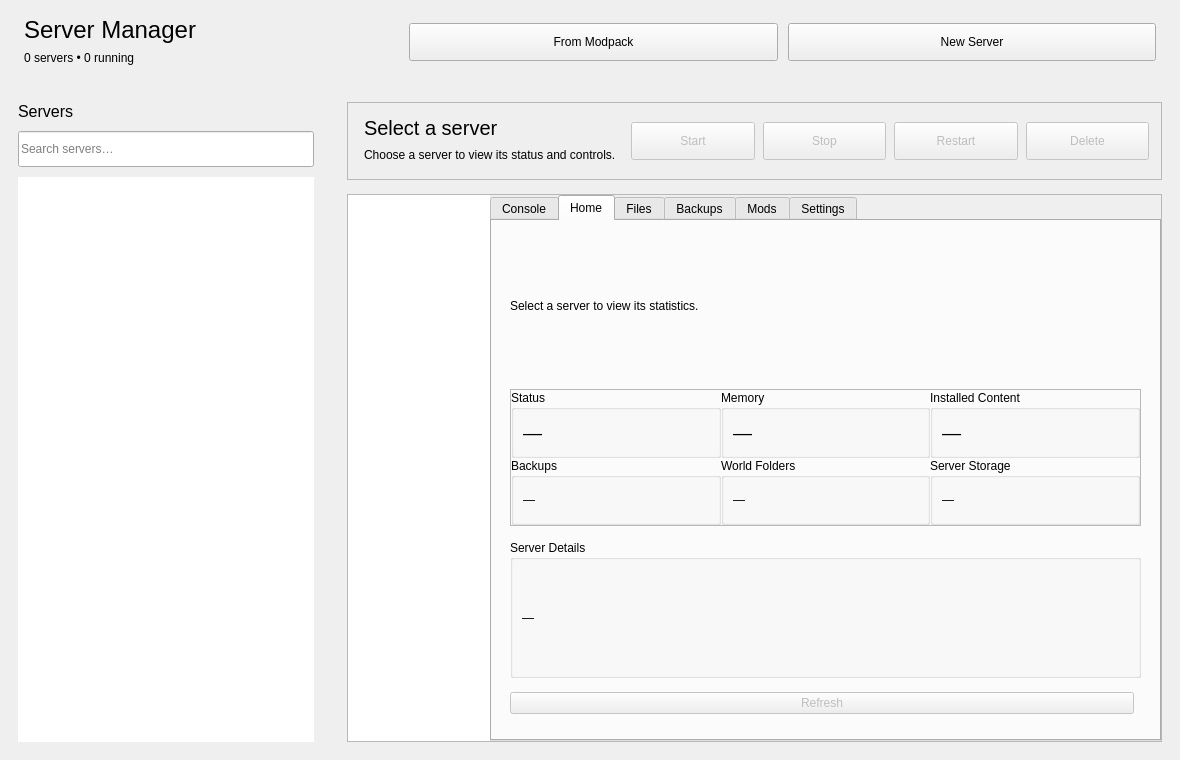
Old version of the form launcher/ui/pages/server/ServerListPage.ui in the repository Jom3a-J/J-Launcher-Minecraft.
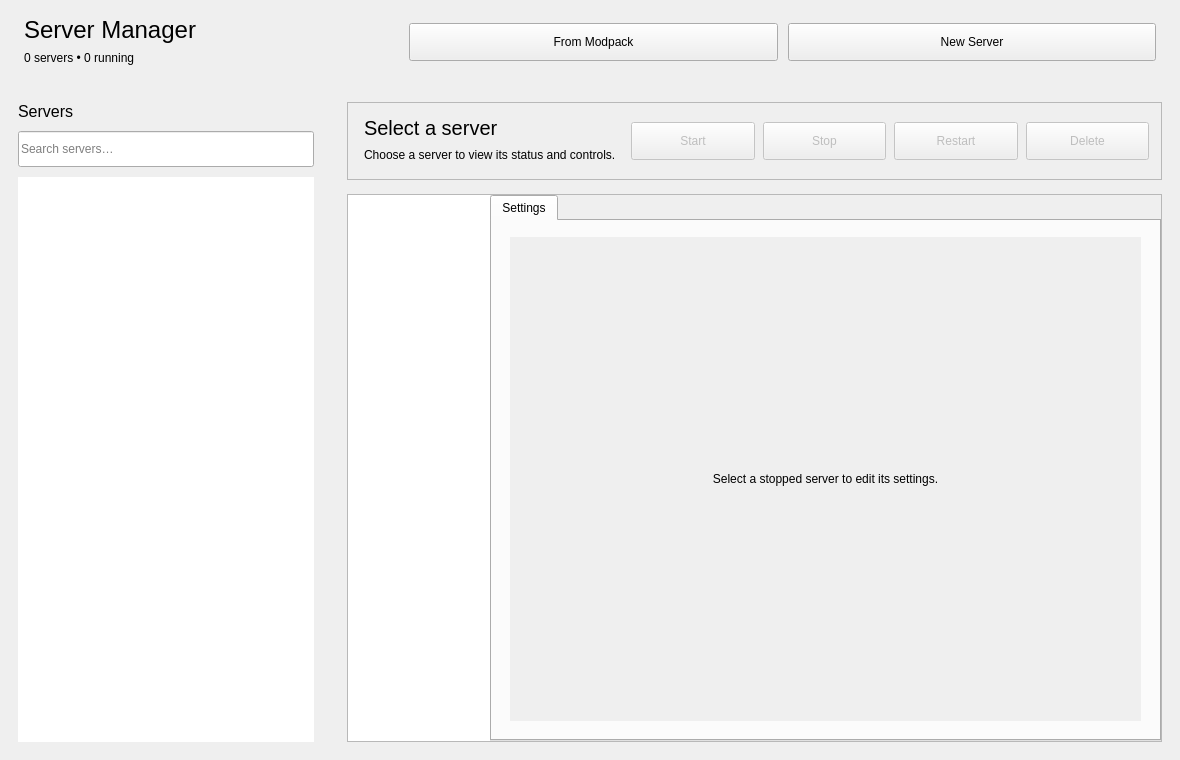
New version of the form.

Commit message: Give every Server Manager tab its own class

```diff
--- a/launcher/ui/pages/server/ServerListPage.ui
+++ b/launcher/ui/pages/server/ServerListPage.ui
@@ -171,69 +171,6 @@
          <property name="documentMode"><bool>false</bool></property>
          <property name="usesScrollButtons"><bool>true</bool></property>
          <property name="iconSize"><size><width>18</width><height>18</height></size></property>
-         <widget class="QWidget" name="consoleTab">
-          <attribute name="title"><string>Console</string></attribute>
-          <layout class="QVBoxLayout" name="consoleTabLayout">
-           <property name="spacing"><number>10</number></property>
-           <property name="leftMargin"><number>18</number></property><property name="topMargin"><number>16</number></property><property name="rightMargin"><number>18</number></property><property name="bottomMargin"><number>18</number></property>
-           <item><widget class="QPlainTextEdit" name="consoleOutput"><property name="readOnly"><bool>true</bool></property><property name="font"><font><family>Courier New</family><pointsize>9</pointsize></font></property></widget></item>
-           <item><layout class="QHBoxLayout" name="commandLayout"><property name="spacing"><number>8</number></property><item><widget class="QLineEdit" name="commandInput"><property name="minimumSize"><size><width>0</width><height>36</height></size></property><property name="placeholderText"><string>Enter a server command…</string></property></widget></item><item><widget class="QPushButton" name="sendCommandButton"><property name="minimumSize"><size><width>76</width><height>36</height></size></property><property name="text"><string>Send</string></property><property name="enabled"><bool>false</bool></property></widget></item></layout></item>
-          </layout>
-         </widget>
-         <widget class="QWidget" name="overviewTab">
-          <attribute name="title"><string>Home</string></attribute>
-          <layout class="QVBoxLayout" name="overviewTabLayout">
-           <property name="spacing"><number>14</number></property>
-           <property name="leftMargin"><number>18</number></property><property name="topMargin"><number>16</number></property><property name="rightMargin"><number>18</number></property><property name="bottomMargin"><number>18</number></property>
-           <item><widget class="QLabel" name="overviewInfoLabel"><property name="text"><string>Select a server to view its statistics.</string></property><property name="wordWrap"><bool>true</bool></property></widget></item>
-           <item>
-            <widget class="QFrame" name="overviewMetricsPanel">
-             <property name="frameShape"><enum>QFrame::StyledPanel</enum></property>
-             <layout class="QGridLayout" name="overviewStatsGrid">
-              <property name="horizontalSpacing"><number>0</number></property><property name="verticalSpacing"><number>0</number></property>
-              <property name="leftMargin"><number>0</number></property><property name="topMargin"><number>0</number></property><property name="rightMargin"><number>0</number></property><property name="bottomMargin"><number>0</number></property>
-              <item row="0" column="0"><widget class="QGroupBox" name="overviewStatusCard"><property name="title"><string>Status</string></property><layout class="QVBoxLayout" name="overviewStatusCardLayout"><item><widget class="QLabel" name="overviewStatusValue"><property name="text"><string>—</string></property><property name="alignment"><set>Qt::AlignLeft|Qt::AlignVCenter</set></property><property name="font"><font><pointsize>14</pointsize><weight>700</weight><bold>true</bold></font></property></widget></item></layout></widget></item>
-              <item row="0" column="1"><widget class="QGroupBox" name="overviewMemoryCard"><property name="title"><string>Memory</string></property><layout class="QVBoxLayout" name="overviewMemoryCardLayout"><item><widget class="QLabel" name="overviewMemoryValue"><property name="text"><string>—</string></property><property name="alignment"><set>Qt::AlignLeft|Qt::AlignVCenter</set></property><property name="font"><font><pointsize>14</pointsize><weight>700</weight><bold>true</bold></font></property></widget></item></layout></widget></item>
-              <item row="0" column="2"><widget class="QGroupBox" name="overviewContentCard"><property name="title"><string>Installed Content</string></property><layout class="QVBoxLayout" name="overviewContentCardLayout"><item><widget class="QLabel" name="overviewContentValue"><property name="text"><string>—</string></property><property name="alignment"><set>Qt::AlignLeft|Qt::AlignVCenter</set></property><property name="font"><font><pointsize>14</pointsize><weight>700</weight><bold>true</bold></font></property></widget></item></layout></widget></item>
-              <item row="1" column="0"><widget class="QGroupBox" name="overviewBackupsCard"><property name="title"><string>Backups</string></property><layout class="QVBoxLayout" name="overviewBackupsCardLayout"><item><widget class="QLabel" name="overviewBackupsValue"><property name="text"><string>—</string></property></widget></item></layout></widget></item>
-              <item row="1" column="1"><widget class="QGroupBox" name="overviewWorldsCard"><property name="title"><string>World Folders</string></property><layout class="QVBoxLayout" name="overviewWorldsCardLayout"><item><widget class="QLabel" name="overviewWorldsValue"><property name="text"><string>—</string></property></widget></item></layout></widget></item>
-              <item row="1" column="2"><widget class="QGroupBox" name="overviewStorageCard"><property name="title"><string>Server Storage</string></property><layout class="QVBoxLayout" name="overviewStorageCardLayout"><item><widget class="QLabel" name="overviewStorageValue"><property name="text"><string>—</string></property></widget></item></layout></widget></item>
-             </layout>
-            </widget>
-           </item>
-           <item><widget class="QGroupBox" name="overviewDetailsGroup"><property name="title"><string>Server Details</string></property><layout class="QVBoxLayout" name="overviewDetailsLayout"><item><widget class="QLabel" name="overviewDetailsLabel"><property name="text"><string>—</string></property><property name="wordWrap"><bool>true</bool></property></widget></item></layout></widget></item>
-           <item><layout class="QHBoxLayout" name="overviewActions"><item><widget class="QPushButton" name="refreshOverviewButton"><property name="text"><string>Refresh</string></property><property name="enabled"><bool>false</bool></property></widget></item><item><spacer name="overviewSpacer"><property name="orientation"><enum>Qt::Horizontal</enum></property></spacer></item></layout></item>
-           <item><spacer name="overviewVerticalSpacer"><property name="orientation"><enum>Qt::Vertical</enum></property></spacer></item>
-          </layout>
-         </widget>
-         <widget class="QWidget" name="filesTab">
-          <attribute name="title"><string>Files</string></attribute>
-          <layout class="QVBoxLayout" name="filesTabLayout">
-           <property name="spacing"><number>10</number></property><property name="leftMargin"><number>18</number></property><property name="topMargin"><number>16</number></property><property name="rightMargin"><number>18</number></property><property name="bottomMargin"><number>18</number></property>
-           <item><widget class="QLabel" name="filesInfoLabel"><property name="text"><string>Browse server files and transfer server profiles.</string></property><property name="wordWrap"><bool>true</bool></property></widget></item>
-           <item><widget class="QTreeWidget" name="serverFilesTree"><property name="columnCount"><number>3</number></property><property name="alternatingRowColors"><bool>true</bool></property><column><property name="text"><string>Name</string></property></column><column><property name="text"><string>Type</string></property></column><column><property name="text"><string>Size</string></property></column></widget></item>
-           <item><layout class="QHBoxLayout" name="filesActions"><property name="spacing"><number>8</number></property><item><widget class="QPushButton" name="refreshFilesButton"><property name="text"><string>Refresh</string></property><property name="enabled"><bool>false</bool></property></widget></item><item><widget class="QPushButton" name="openFolderButton"><property name="text"><string>Open Server Folder</string></property><property name="enabled"><bool>false</bool></property></widget></item><item><widget class="QPushButton" name="importPackButton"><property name="text"><string>Import Server Pack</string></property><property name="enabled"><bool>false</bool></property></widget></item><item><spacer name="filesSpacer"><property name="orientation"><enum>Qt::Horizontal</enum></property></spacer></item></layout></item>
-          </layout>
-         </widget>
-         <widget class="QWidget" name="backupsTab">
-          <attribute name="title"><string>Backups</string></attribute>
-          <layout class="QVBoxLayout" name="backupsTabLayout">
-           <property name="spacing"><number>10</number></property><property name="leftMargin"><number>18</number></property><property name="topMargin"><number>16</number></property><property name="rightMargin"><number>18</number></property><property name="bottomMargin"><number>18</number></property>
-           <item><widget class="QLabel" name="backupsInfoLabel"><property name="text"><string>Create and restore complete server backups. Stop the server before making changes.</string></property><property name="wordWrap"><bool>true</bool></property></widget></item>
-           <item><widget class="QTreeWidget" name="backupsTree"><property name="columnCount"><number>3</number></property><property name="alternatingRowColors"><bool>true</bool></property><column><property name="text"><string>Name</string></property></column><column><property name="text"><string>Created</string></property></column><column><property name="text"><string>Size</string></property></column></widget></item>
-           <item><layout class="QHBoxLayout" name="backupCreateActions"><property name="spacing"><number>8</number></property><item><widget class="QLineEdit" name="backupNameInput"><property name="minimumSize"><size><width>0</width><height>36</height></size></property><property name="placeholderText"><string>Backup name, e.g. Before update</string></property></widget></item><item><widget class="QPushButton" name="createBackupButton"><property name="minimumSize"><size><width>0</width><height>36</height></size></property><property name="text"><string>Create Backup</string></property><property name="enabled"><bool>false</bool></property></widget></item></layout></item>
-           <item><layout class="QHBoxLayout" name="backupActions"><property name="spacing"><number>8</number></property><item><widget class="QPushButton" name="refreshBackupsButton"><property name="text"><string>Refresh</string></property><property name="enabled"><bool>false</bool></property></widget></item><item><widget class="QPushButton" name="openBackupsFolderButton"><property name="text"><string>Open Folder</string></property><property name="enabled"><bool>false</bool></property></widget></item><item><widget class="QPushButton" name="restoreBackupButton"><property name="text"><string>Restore Selected</string></property><property name="enabled"><bool>false</bool></property></widget></item><item><widget class="QPushButton" name="removeBackupButton"><property name="text"><string>Remove Selected</string></property><property name="enabled"><bool>false</bool></property></widget></item><item><spacer name="backupSpacer"><property name="orientation"><enum>Qt::Horizontal</enum></property></spacer></item></layout></item>
-          </layout>
-         </widget>
-         <widget class="QWidget" name="installedContentTab">
-          <attribute name="title"><string>Mods</string></attribute>
-          <layout class="QVBoxLayout" name="installedContentTabLayout">
-           <property name="spacing"><number>10</number></property><property name="leftMargin"><number>18</number></property><property name="topMargin"><number>16</number></property><property name="rightMargin"><number>18</number></property><property name="bottomMargin"><number>18</number></property>
-           <item><widget class="QLabel" name="installedContentInfoLabel"><property name="text"><string>Manage installed mods or plugins for this server.</string></property><property name="wordWrap"><bool>true</bool></property></widget></item>
-           <item><widget class="QTreeWidget" name="installedContentTree"><property name="columnCount"><number>4</number></property><property name="alternatingRowColors"><bool>true</bool></property><property name="rootIsDecorated"><bool>false</bool></property><property name="selectionMode"><enum>QAbstractItemView::SingleSelection</enum></property><column><property name="text"><string>Name</string></property></column><column><property name="text"><string>Version</string></property></column><column><property name="text"><string>Status</string></property></column><column><property name="text"><string>Size</string></property></column></widget></item>
-           <item><layout class="QGridLayout" name="installedContentActions"><property name="horizontalSpacing"><number>8</number></property><property name="verticalSpacing"><number>8</number></property><item row="0" column="0"><widget class="QPushButton" name="browseModsButton"><property name="text"><string>Download Mods</string></property><property name="enabled"><bool>false</bool></property></widget></item><item row="0" column="1"><widget class="QPushButton" name="addLocalContentButton"><property name="text"><string>Add Local JAR</string></property><property name="enabled"><bool>false</bool></property></widget></item><item row="0" column="2"><widget class="QPushButton" name="openContentFolderButton"><property name="text"><string>Open Mods Folder</string></property><property name="enabled"><bool>false</bool></property></widget></item><item row="1" column="0"><widget class="QPushButton" name="refreshInstalledButton"><property name="text"><string>Refresh</string></property></widget></item><item row="1" column="1"><widget class="QPushButton" name="toggleInstalledButton"><property name="text"><string>Enable / Disable</string></property><property name="enabled"><bool>false</bool></property></widget></item><item row="1" column="2"><widget class="QPushButton" name="removeInstalledButton"><property name="text"><string>Remove</string></property><property name="enabled"><bool>false</bool></property></widget></item></layout></item>
-          </layout>
-         </widget>
          <widget class="QWidget" name="settingsTab">
           <attribute name="title"><string>Settings</string></attribute>
           <layout class="QVBoxLayout" name="settingsTabLayout">
```
The commit also changes 16 other files.
